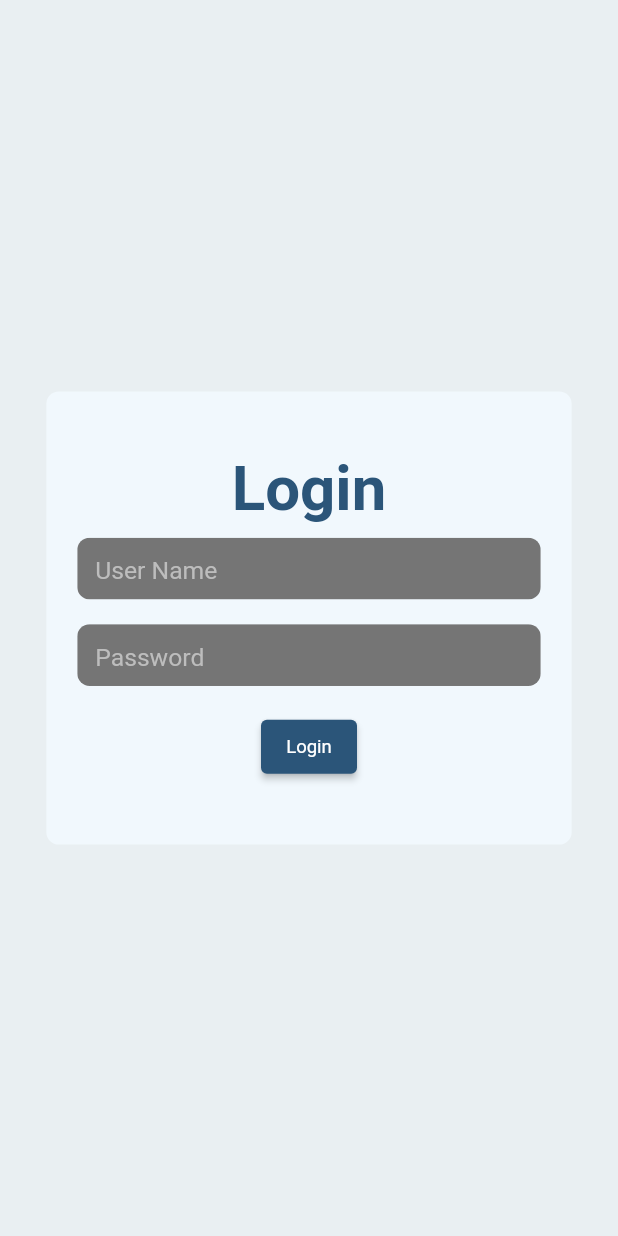
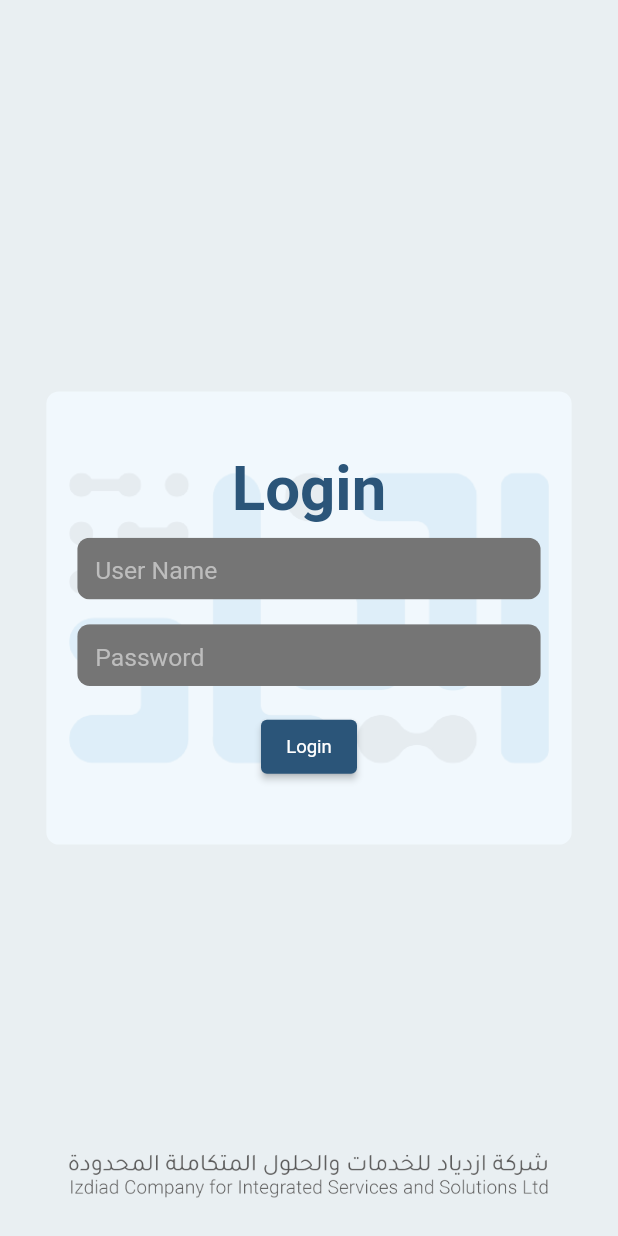
Before and after one commit to A7mDM3tSiM/technical_support, a Flutter app: the screen it shows after launch, on a phone screen of 412 x 824 dp. Run offline on Flutter 3.47's test engine with Material 2 defaults, Android fonts, the phone set to English and light mode, and no system bars; our stand-ins replace dio, easy_localization.

Commit message:
splash and login animation

```diff
--- a/lib/components/routes/routes.dart
+++ b/lib/components/routes/routes.dart
@@ -1,6 +1,5 @@
 import 'package:technical_support/view/home/home_view.dart';
 
-import '../../view/auth/login_view.dart';
 import '../../view/spalsh/splash_view.dart';
 import '../../view/ticket/ticket_details_view.dart';
 
@@ -15,7 +14,6 @@ class Routes {
   // (_) is context but it's not needed
   static final routes = {
     splashRoute: (_) => const SplashView(),
-    loginRoute: (_) => const LoginView(),
     homeRoute: (_) => const HomeView(),
     ticketDetailsRoute: (_) => const TicketDetailsView(),
   };
--- a/lib/components/statics/statics.dart
+++ b/lib/components/statics/statics.dart
@@ -1,7 +1,7 @@
 import 'package:technical_support/models/ticket/ticket_model.dart';
 import 'package:technical_support/models/user/user_model.dart';
 
-const userType = UserType.customer;
+const userType = UserType.admin;
 final ticketsList = <Ticket>[
   Ticket(
     id: "id",
--- a/lib/models/user/user_model.dart
+++ b/lib/models/user/user_model.dart
@@ -18,7 +18,7 @@ class User {
   });
 
   factory User.fromJson(Map<String, dynamic> json) {
-    // ddfine the user type
+    // define the user type
     late UserType type;
     switch (json['type']) {
       case 0:
--- a/lib/view/auth/login_view.dart
+++ /dev/null
@@ -1,88 +0,0 @@
-import 'package:flutter/material.dart';
-import 'package:technical_support/components/routes/routes.dart';
-import 'package:technical_support/models/services/navigation_service.dart';
-import 'package:technical_support/view/widgets/fileds/login_text_field.dart';
-
-class LoginView extends StatelessWidget {
-  const LoginView({super.key});
-
-  @override
-  Widget build(BuildContext context) {
-    var h = MediaQuery.of(context).size.height;
-    var w = MediaQuery.of(context).size.width;
-
-    return Scaffold(
-      body: SafeArea(
-        child: Center(
-          child: Container(
-            width: w * 0.85,
-            padding: EdgeInsets.symmetric(vertical: h * 0.05),
-            decoration: BoxDecoration(
-              color: Theme.of(context).colorScheme.surface.withOpacity(0.9),
-              borderRadius: BorderRadius.circular(h * 0.01),
-            ),
-            child: Column(
-              mainAxisAlignment: MainAxisAlignment.center,
-              crossAxisAlignment: CrossAxisAlignment.center,
-              mainAxisSize: MainAxisSize.min,
-              children: [
-                Text(
-                  "Login",
-                  style: Theme.of(context).textTheme.titleLarge?.copyWith(
-                        fontSize: h * 0.05,
-                        color: Theme.of(context).colorScheme.primary,
-                      ),
-                ),
-                SizedBox(
-                  height: h * 0.01,
-                ),
-                Padding(
-                  padding: EdgeInsets.symmetric(horizontal: w * 0.05),
-                  child: ClipRRect(
-                    borderRadius: BorderRadius.circular(h * 0.01),
-                    child: CustomTextField(
-                      controller: TextEditingController(),
-                      h: h * 0.05,
-                      hint: 'User Name',
-                    ),
-                  ),
-                ),
-                SizedBox(
-                  height: h * 0.02,
-                ),
-                Padding(
-                  padding: EdgeInsets.symmetric(horizontal: w * 0.05),
-                  child: ClipRRect(
-                    borderRadius: BorderRadius.circular(h * 0.01),
-                    child: CustomTextField(
-                      controller: TextEditingController(),
-                      h: h * 0.05,
-                      hint: 'Password',
-                      isPassword: true,
-                      icon: Icons.visibility,
-                    ),
-                  ),
-                ),
-                SizedBox(
-                  height: h * 0.02,
-                ),
-                ElevatedButton(
-                  onPressed: () {
-                    NavigationService.push(Routes.homeRoute);
-                  },
-                  child: Text(
-                    "Login",
-                    style: Theme.of(context).textTheme.bodyLarge?.copyWith(
-                          fontSize: h * 0.015,
-                          color: Colors.white,
-                        ),
-                  ),
-                ),
-              ],
-            ),
-          ),
-        ),
-      ),
-    );
-  }
-}
--- a/lib/view/home/home_view.dart
+++ b/lib/view/home/home_view.dart
@@ -145,7 +145,7 @@ class HomeView extends StatelessWidget {
                     );
                   },
                   // TODO: will implement two diffrent icons one for create a ticket
-                  // and the other for closing the bottom sheet
+                  // and the anther for closing the bottom sheet
                   child: const Icon(
                     Icons.add,
                     color: Colors.white,
--- a/lib/view/spalsh/splash_view.dart
+++ b/lib/view/spalsh/splash_view.dart
@@ -1,6 +1,5 @@
 import 'package:flutter/material.dart';
-import 'package:technical_support/components/routes/routes.dart';
-import 'package:technical_support/models/services/navigation_service.dart';
+import 'package:technical_support/view/widgets/splash/login_container_widget.dart';
 
 class SplashView extends StatefulWidget {
   const SplashView({super.key});
@@ -13,14 +12,26 @@ class _SplashViewState extends State<SplashView> {
   @override
   void initState() {
     super.initState();
+
     WidgetsBinding.instance.addPostFrameCallback(
       (_) async {
+        // simulating api call for getting app details
         await Future.delayed(
           const Duration(
-            seconds: 5,
+            seconds: 4,
           ),
         );
-        NavigationService.pushReplacement(Routes.loginRoute);
+        _endSplashLoading();
+      },
+    );
+  }
+
+  bool _splashLoading = true;
+
+  void _endSplashLoading() {
+    setState(
+      () {
+        _splashLoading = false;
       },
     );
   }
@@ -28,24 +39,42 @@ class _SplashViewState extends State<SplashView> {
   @override
   Widget build(BuildContext context) {
     var h = MediaQuery.of(context).size.height;
+    var w = MediaQuery.of(context).size.width;
 
     return Scaffold(
       body: SizedBox(
         height: double.infinity,
         width: double.infinity,
-        child: Padding(
-          padding: EdgeInsets.all(h * 0.1),
-          child: Column(
-            mainAxisAlignment: MainAxisAlignment.center,
-            children: [
-              Image.asset(
-                "assets/images/app_icon.png",
+        child: Stack(
+          children: [
+            Center(
+              child: SizedBox(
+                height: h * 0.4,
+                child: Image.asset(
+                  "assets/images/app_icon.png",
+                ),
               ),
-              Image.asset(
-                "assets/images/izdiad_text.png",
+            ),
+            Align(
+              alignment: Alignment.bottomCenter,
+              child: SizedBox(
+                height: h * 0.1,
+                width: w * 0.8,
+                child: Image.asset(
+                  "assets/images/izdiad_text.png",
+                ),
               ),
-            ],
-          ),
+            ),
+            AnimatedAlign(
+              alignment:
+                  _splashLoading ? const Alignment(0, -2.5) : Alignment.center,
+              duration: const Duration(
+                milliseconds: 300,
+              ),
+              curve: Curves.fastOutSlowIn,
+              child: const LoginConatinerWidget(),
+            ),
+          ],
         ),
       ),
     );
--- a/lib/view/ticket/ticket_details_view.dart
+++ b/lib/view/ticket/ticket_details_view.dart
@@ -36,11 +36,11 @@ class TicketDetailsView extends StatelessWidget {
                     ),
                   ),
                   SizedBox(
-                    height: h * 0.025,
+                    height: h * 0.02,
                   ),
                   const AddFileWidget(),
                   SizedBox(
-                    height: h * 0.1,
+                    height: h * 0.075,
                   ),
                   Padding(
                     padding: EdgeInsets.symmetric(horizontal: w * 0.05),
--- /dev/null
+++ b/lib/view/widgets/splash/login_container_widget.dart
@@ -0,0 +1,83 @@
+import 'package:flutter/material.dart';
+
+import '../../../components/routes/routes.dart';
+import '../../../models/services/navigation_service.dart';
+import '../fileds/login_text_field.dart';
+
+class LoginConatinerWidget extends StatelessWidget {
+  const LoginConatinerWidget({super.key});
+
+  @override
+  Widget build(BuildContext context) {
+    var h = MediaQuery.of(context).size.height;
+    var w = MediaQuery.of(context).size.width;
+
+    return Container(
+      width: w * 0.85,
+      padding: EdgeInsets.symmetric(vertical: h * 0.05),
+      decoration: BoxDecoration(
+        color: Theme.of(context).colorScheme.surface.withOpacity(0.9),
+        borderRadius: BorderRadius.circular(h * 0.01),
+      ),
+      child: Column(
+        mainAxisAlignment: MainAxisAlignment.center,
+        crossAxisAlignment: CrossAxisAlignment.center,
+        mainAxisSize: MainAxisSize.min,
+        children: [
+          Text(
+            "Login",
+            style: Theme.of(context).textTheme.titleLarge?.copyWith(
+                  fontSize: h * 0.05,
+                  color: Theme.of(context).colorScheme.primary,
+                ),
+          ),
+          SizedBox(
+            height: h * 0.01,
+          ),
+          Padding(
+            padding: EdgeInsets.symmetric(horizontal: w * 0.05),
+            child: ClipRRect(
+              borderRadius: BorderRadius.circular(h * 0.01),
+              child: CustomTextField(
+                controller: TextEditingController(),
+                h: h * 0.05,
+                hint: 'User Name',
+              ),
+            ),
+          ),
+          SizedBox(
+            height: h * 0.02,
+          ),
+          Padding(
+            padding: EdgeInsets.symmetric(horizontal: w * 0.05),
+            child: ClipRRect(
+              borderRadius: BorderRadius.circular(h * 0.01),
+              child: CustomTextField(
+                controller: TextEditingController(),
+                h: h * 0.05,
+                hint: 'Password',
+                isPassword: true,
+                icon: Icons.visibility,
+              ),
+            ),
+          ),
+          SizedBox(
+            height: h * 0.02,
+          ),
+          ElevatedButton(
+            onPressed: () {
+              NavigationService.push(Routes.homeRoute);
+            },
+            child: Text(
+              "Login",
+              style: Theme.of(context).textTheme.bodyLarge?.copyWith(
+                    fontSize: h * 0.015,
+                    color: Colors.white,
+                  ),
+            ),
+          ),
+        ],
+      ),
+    );
+  }
+}
```
Also changed, not shown: lib/models/services/api_services.dart (added, +33 -0 lines), lib/view/widgets/ticket/ticket_details_widget.dart (+7 -2 lines).
